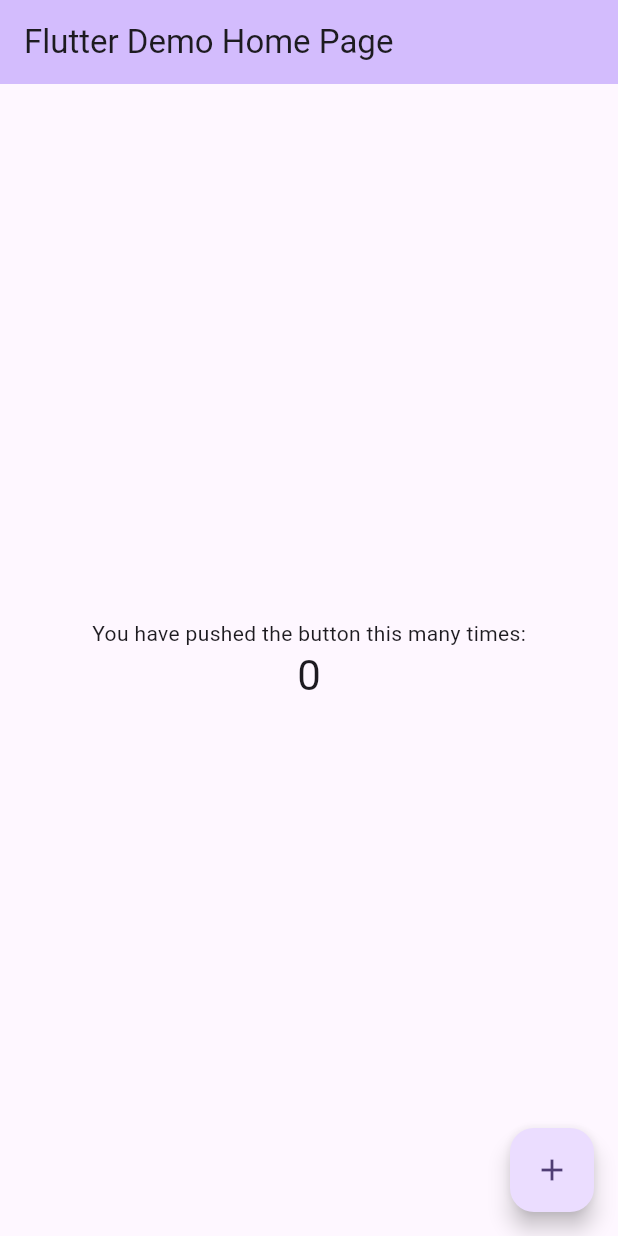
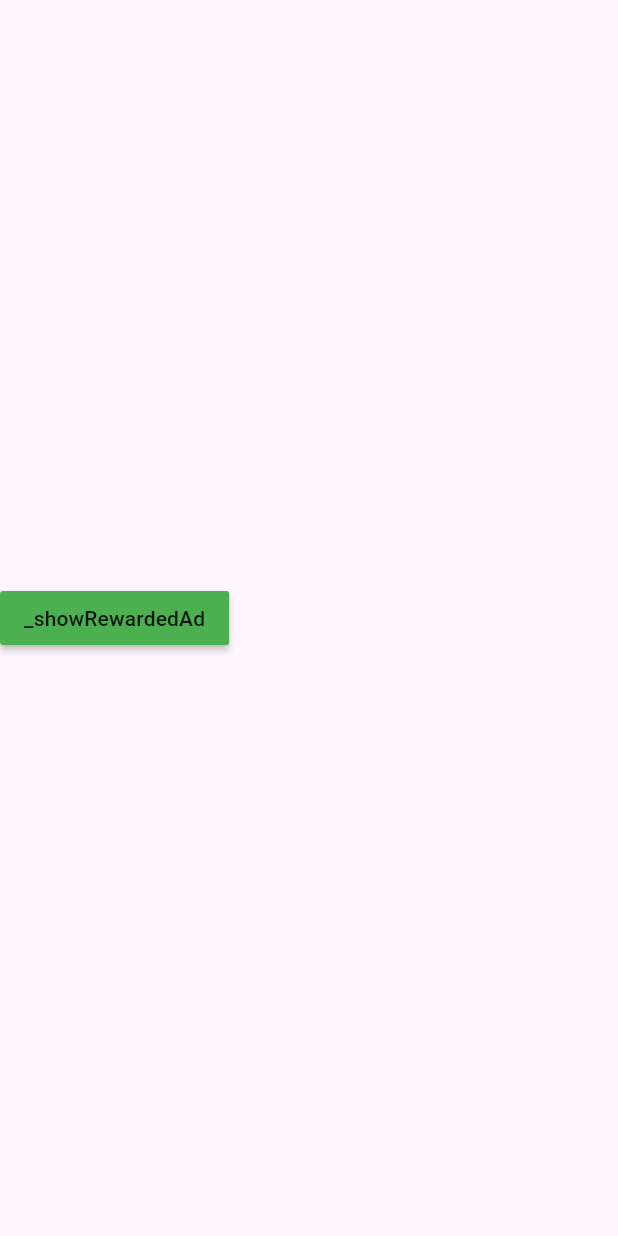
Before and after one commit to CFerrerCava/google_ad_example, a Flutter app: the screen it shows after launch, on a phone screen of 412 x 824 dp. Run offline on Flutter 3.47's test engine with Material 3 defaults, Android fonts, the phone set to English and light mode, and no system bars; our stand-ins replace google_mobile_ads.

Commit message:
add rewarded ad

```diff
--- /dev/null
+++ b/lib/ads_example/rewarded_add_screen.dart
@@ -0,0 +1,105 @@
+import 'dart:io';
+
+import 'package:flutter/material.dart';
+import 'package:google_ad_example/core/constant.dart';
+import 'package:google_mobile_ads/google_mobile_ads.dart';
+
+class RewardedAddScreen extends StatefulWidget {
+  const RewardedAddScreen({super.key});
+
+  @override
+  State<RewardedAddScreen> createState() => _RewardedAddScreenState();
+}
+
+class _RewardedAddScreenState extends State<RewardedAddScreen> {
+  static const AdRequest request = AdRequest(
+    keywords: ['foo', 'bar'],
+    contentUrl: 'http://foo.com/bar.html',
+    nonPersonalizedAds: true,
+  );
+  RewardedAd? _rewardedAd;
+  int _numRewardedLoadAttempts = 0;
+  @override
+  void initState() {
+    super.initState();
+    _createRewardedAd();
+  }
+
+  @override
+  void dispose() {
+    _rewardedAd?.dispose();
+    super.dispose();
+  }
+
+  @override
+  Widget build(BuildContext context) {
+    return Scaffold(
+      body: Column(
+        crossAxisAlignment: CrossAxisAlignment.center,
+        mainAxisAlignment: MainAxisAlignment.center,
+        children: [
+          MaterialButton(
+            onPressed: _showRewardedAd,
+            color: Colors.green,
+            child: const Text('_showRewardedAd'),
+          ),
+        ],
+      ),
+    );
+  }
+
+  void _createRewardedAd() {
+    RewardedAd.load(
+        adUnitId: Platform.isAndroid
+            ? 'ca-app-pub-3940256099942544/5224354917'
+            : 'ca-app-pub-3940256099942544/1712485313',
+        request: request,
+        rewardedAdLoadCallback: RewardedAdLoadCallback(
+          onAdLoaded: (RewardedAd ad) {
+            debugPrint('$ad loaded.');
+            _rewardedAd = ad;
+            _numRewardedLoadAttempts = 0;
+          },
+          onAdFailedToLoad: (LoadAdError error) {
+            debugPrint('RewardedAd failed to load: $error');
+            _rewardedAd = null;
+            _numRewardedLoadAttempts += 1;
+            if (_numRewardedLoadAttempts < maxFailedLoadAttempts) {
+              _createRewardedAd();
+            }
+          },
+        ));
+  }
+
+  void _showRewardedAd() {
+    if (_rewardedAd == null) {
+      debugPrint('Warning: attempt to show rewarded before loaded.');
+      return;
+    }
+    _rewardedAd!.fullScreenContentCallback = FullScreenContentCallback(
+      onAdShowedFullScreenContent: (RewardedAd ad) =>
+          debugPrint('ad onAdShowedFullScreenContent.'),
+      onAdDismissedFullScreenContent: (RewardedAd ad) {
+        debugPrint('$ad onAdDismissedFullScreenContent.');
+        ad.dispose();
+        _createRewardedAd();
+      },
+      onAdWillDismissFullScreenContent: (ad) {
+        debugPrint('$ad onAdWillDismissFullScreenContent.');
+      },
+      onAdFailedToShowFullScreenContent: (RewardedAd ad, AdError error) {
+        debugPrint('$ad onAdFailedToShowFullScreenContent: $error');
+        ad.dispose();
+        _createRewardedAd();
+      },
+    );
+
+    _rewardedAd!.setImmersiveMode(true);
+    _rewardedAd!.show(
+        onUserEarnedReward: (AdWithoutView ad, RewardItem reward) {
+      debugPrint(
+          '$ad with reward $RewardItem(${reward.amount}, ${reward.type})');
+    });
+    _rewardedAd = null;
+  }
+}
--- /dev/null
+++ b/lib/core/constant.dart
@@ -0,0 +1 @@
+const int maxFailedLoadAttempts = 3;
--- a/lib/main.dart
+++ b/lib/main.dart
@@ -1,125 +1,29 @@
 import 'package:flutter/material.dart';
+import 'package:flutter/services.dart';
+import 'package:google_ad_example/ads_example/rewarded_add_screen.dart';
+import 'package:google_mobile_ads/google_mobile_ads.dart';
 
 void main() {
+  WidgetsFlutterBinding.ensureInitialized();
+  SystemChrome.setSystemUIOverlayStyle(const SystemUiOverlayStyle(
+    statusBarColor: Colors.white,
+  ));
+  MobileAds.instance.initialize();
   runApp(const MyApp());
 }
 
 class MyApp extends StatelessWidget {
   const MyApp({super.key});
 
-  // This widget is the root of your application.
   @override
   Widget build(BuildContext context) {
     return MaterialApp(
       title: 'Flutter Demo',
       theme: ThemeData(
-        // This is the theme of your application.
-        //
-        // TRY THIS: Try running your application with "flutter run". You'll see
-        // the application has a purple toolbar. Then, without quitting the app,
-        // try changing the seedColor in the colorScheme below to Colors.green
-        // and then invoke "hot reload" (save your changes or press the "hot
-        // reload" button in a Flutter-supported IDE, or press "r" if you used
-        // the command line to start the app).
-        //
-        // Notice that the counter didn't reset back to zero; the application
-        // state is not lost during the reload. To reset the state, use hot
-        // restart instead.
-        //
-        // This works for code too, not just values: Most code changes can be
-        // tested with just a hot reload.
         colorScheme: ColorScheme.fromSeed(seedColor: Colors.deepPurple),
         useMaterial3: true,
       ),
-      home: const MyHomePage(title: 'Flutter Demo Home Page'),
+      home: const RewardedAddScreen(),
     );
   }
 }
-
-class MyHomePage extends StatefulWidget {
-  const MyHomePage({super.key, required this.title});
-
-  // This widget is the home page of your application. It is stateful, meaning
-  // that it has a State object (defined below) that contains fields that affect
-  // how it looks.
-
-  // This class is the configuration for the state. It holds the values (in this
-  // case the title) provided by the parent (in this case the App widget) and
-  // used by the build method of the State. Fields in a Widget subclass are
-  // always marked "final".
-
-  final String title;
-
-  @override
-  State<MyHomePage> createState() => _MyHomePageState();
-}
-
-class _MyHomePageState extends State<MyHomePage> {
-  int _counter = 0;
-
-  void _incrementCounter() {
-    setState(() {
-      // This call to setState tells the Flutter framework that something has
-      // changed in this State, which causes it to rerun the build method below
-      // so that the display can reflect the updated values. If we changed
-      // _counter without calling setState(), then the build method would not be
-      // called again, and so nothing would appear to happen.
-      _counter++;
-    });
-  }
-
-  @override
-  Widget build(BuildContext context) {
-    // This method is rerun every time setState is called, for instance as done
-    // by the _incrementCounter method above.
-    //
-    // The Flutter framework has been optimized to make rerunning build methods
-    // fast, so that you can just rebuild anything that needs updating rather
-    // than having to individually change instances of widgets.
-    return Scaffold(
-      appBar: AppBar(
-        // TRY THIS: Try changing the color here to a specific color (to
-        // Colors.amber, perhaps?) and trigger a hot reload to see the AppBar
-        // change color while the other colors stay the same.
-        backgroundColor: Theme.of(context).colorScheme.inversePrimary,
-        // Here we take the value from the MyHomePage object that was created by
-        // the App.build method, and use it to set our appbar title.
-        title: Text(widget.title),
-      ),
-      body: Center(
-        // Center is a layout widget. It takes a single child and positions it
-        // in the middle of the parent.
-        child: Column(
-          // Column is also a layout widget. It takes a list of children and
-          // arranges them vertically. By default, it sizes itself to fit its
-          // children horizontally, and tries to be as tall as its parent.
-          //
-          // Column has various properties to control how it sizes itself and
-          // how it positions its children. Here we use mainAxisAlignment to
-          // center the children vertically; the main axis here is the vertical
-          // axis because Columns are vertical (the cross axis would be
-          // horizontal).
-          //
-          // TRY THIS: Invoke "debug painting" (choose the "Toggle Debug Paint"
-          // action in the IDE, or press "p" in the console), to see the
-          // wireframe for each widget.
-          mainAxisAlignment: MainAxisAlignment.center,
-          children: <Widget>[
-            const Text(
-              'You have pushed the button this many times:',
-            ),
-            Text(
-              '$_counter',
-              style: Theme.of(context).textTheme.headlineMedium,
-            ),
-          ],
-        ),
-      ),
-      floatingActionButton: FloatingActionButton(
-        onPressed: _incrementCounter,
-        tooltip: 'Increment',
-        child: const Icon(Icons.add),
-      ), // This trailing comma makes auto-formatting nicer for build methods.
-    );
-  }
-}
```
Also changed, not shown: pubspec.yaml (+5 -70 lines), pubspec.lock, 8 other files.
